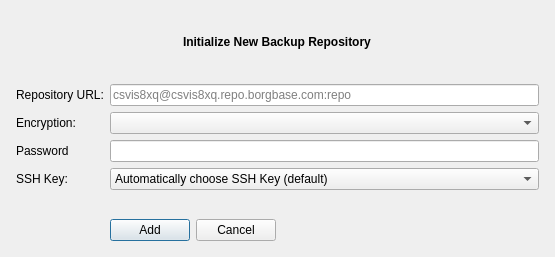
First picture: the form in src/vorta/assets/UI/repoadd.ui, repository borgbase/vorta, before the edit.
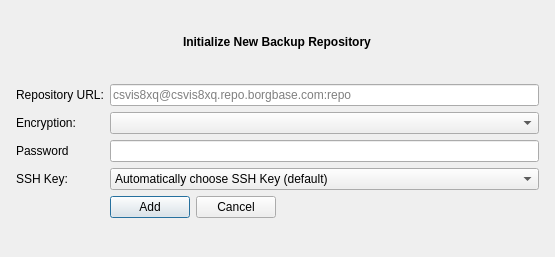
Second picture: the form after the edit.

```diff
--- a/src/vorta/assets/UI/repoadd.ui
+++ b/src/vorta/assets/UI/repoadd.ui
@@ -100,8 +100,11 @@
        <property name="textFormat">
         <enum>Qt::PlainText</enum>
        </property>
+       <property name="alignment">
+        <set>Qt::AlignLeading|Qt::AlignLeft|Qt::AlignTop</set>
+       </property>
        <property name="wordWrap">
-        <bool>true</bool>
+        <bool>false</bool>
        </property>
       </widget>
      </item>
@@ -122,7 +125,7 @@
        </property>
       </widget>
      </item>
-     <item row="6" column="1">
+     <item row="4" column="1">
       <layout class="QHBoxLayout" name="horizontalLayout_2">
        <item>
         <widget class="QPushButton" name="saveButton">
```
